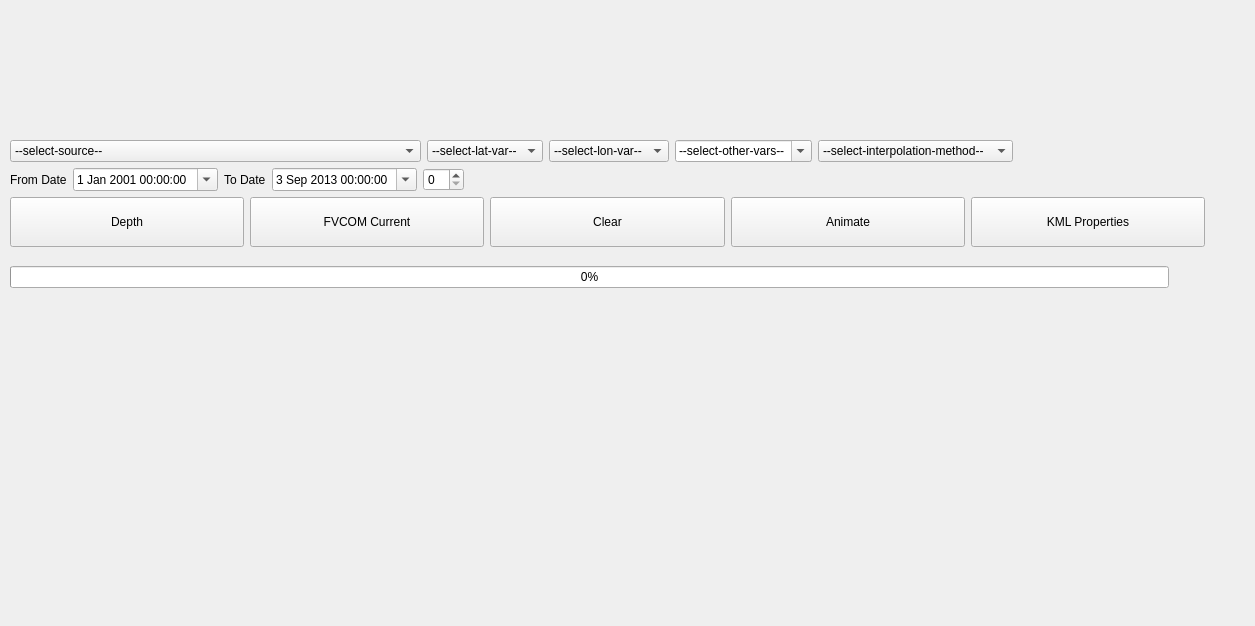
The window that ui/mapwindow.ui (epifanio/planetsasha) describes before a commit, drawn with Qt 5.
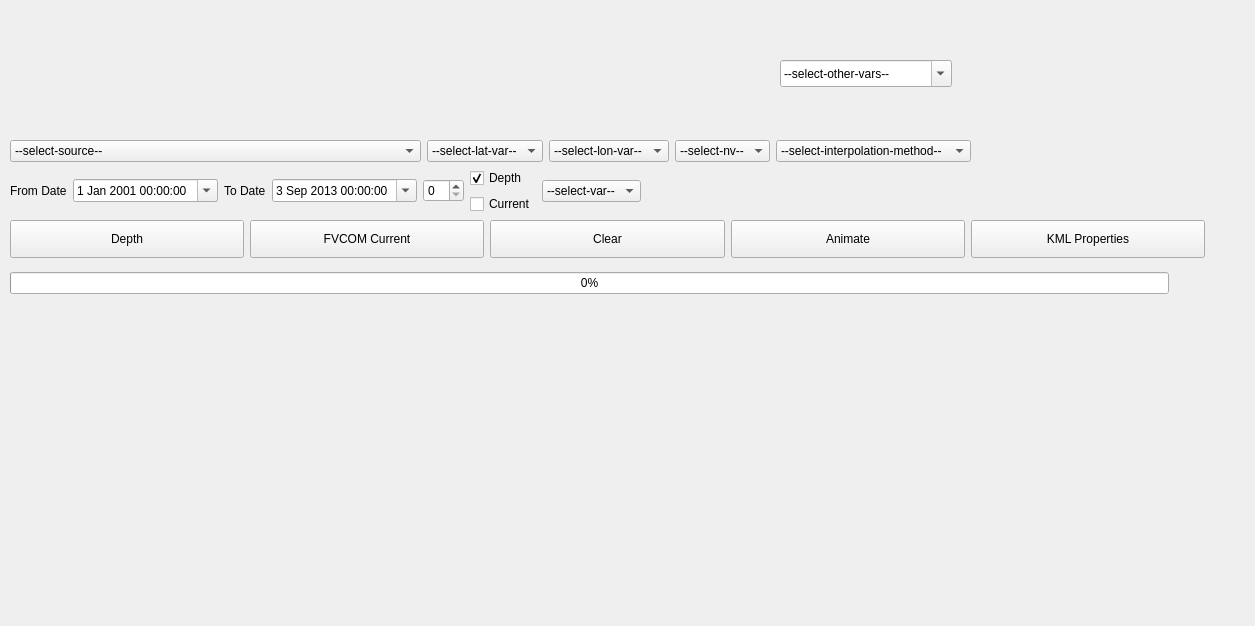
The same window after the commit. Icons and pictures are not drawn.

```diff
--- a/ui/mapwindow.ui
+++ b/ui/mapwindow.ui
@@ -79,13 +79,10 @@
        </widget>
       </item>
       <item>
-       <widget class="QComboBox" name="cmbVars">
-        <property name="editable">
-         <bool>true</bool>
-        </property>
+       <widget class="QComboBox" name="cmbNvVars">
         <item>
          <property name="text">
-          <string>--select-other-vars--</string>
+          <string>--select-nv--</string>
          </property>
         </item>
        </widget>
@@ -174,7 +171,49 @@
        </widget>
       </item>
       <item>
-       <widget class="QSpinBox" name="spinBox_2"/>
+       <widget class="QSpinBox" name="countSpin"/>
+      </item>
+      <item>
+       <layout class="QVBoxLayout" name="verticalLayout_2">
+        <item>
+         <widget class="QCheckBox" name="chkDepth">
+          <property name="text">
+           <string>Depth</string>
+          </property>
+          <property name="checked">
+           <bool>true</bool>
+          </property>
+          <property name="autoExclusive">
+           <bool>true</bool>
+          </property>
+          <attribute name="buttonGroup">
+           <string notr="true">buttonGroup</string>
+          </attribute>
+         </widget>
+        </item>
+        <item>
+         <widget class="QCheckBox" name="chkCurrent">
+          <property name="text">
+           <string>Current</string>
+          </property>
+          <property name="autoExclusive">
+           <bool>true</bool>
+          </property>
+          <attribute name="buttonGroup">
+           <string notr="true">buttonGroup</string>
+          </attribute>
+         </widget>
+        </item>
+       </layout>
+      </item>
+      <item>
+       <widget class="QComboBox" name="comboBox_2">
+        <item>
+         <property name="text">
+          <string>--select-var--</string>
+         </property>
+        </item>
+       </widget>
       </item>
       <item>
        <spacer name="horizontalSpacer_4">
@@ -313,6 +352,24 @@
     </item>
    </layout>
   </widget>
+  <widget class="QComboBox" name="cmbVars">
+   <property name="geometry">
+    <rect>
+     <x>780</x>
+     <y>60</y>
+     <width>172</width>
+     <height>27</height>
+    </rect>
+   </property>
+   <property name="editable">
+    <bool>true</bool>
+   </property>
+   <item>
+    <property name="text">
+     <string>--select-other-vars--</string>
+    </property>
+   </item>
+  </widget>
  </widget>
  <resources>
   <include location="../gui/resources.qrc"/>
```
Left out of the diff: 3 changed lines with no effect on the pictures.
